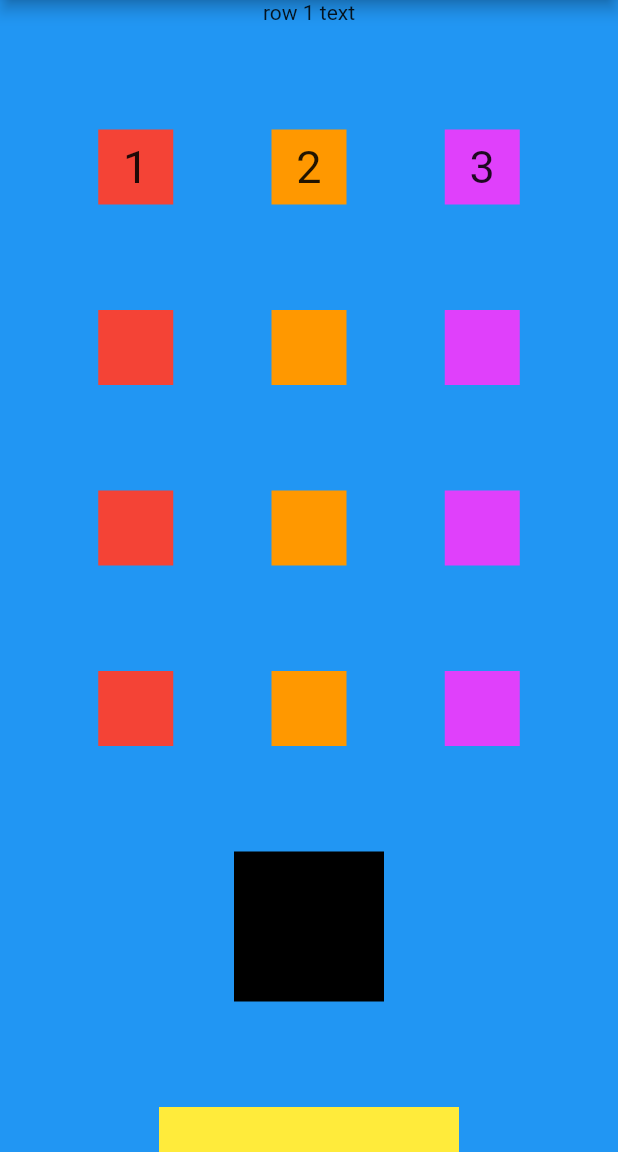
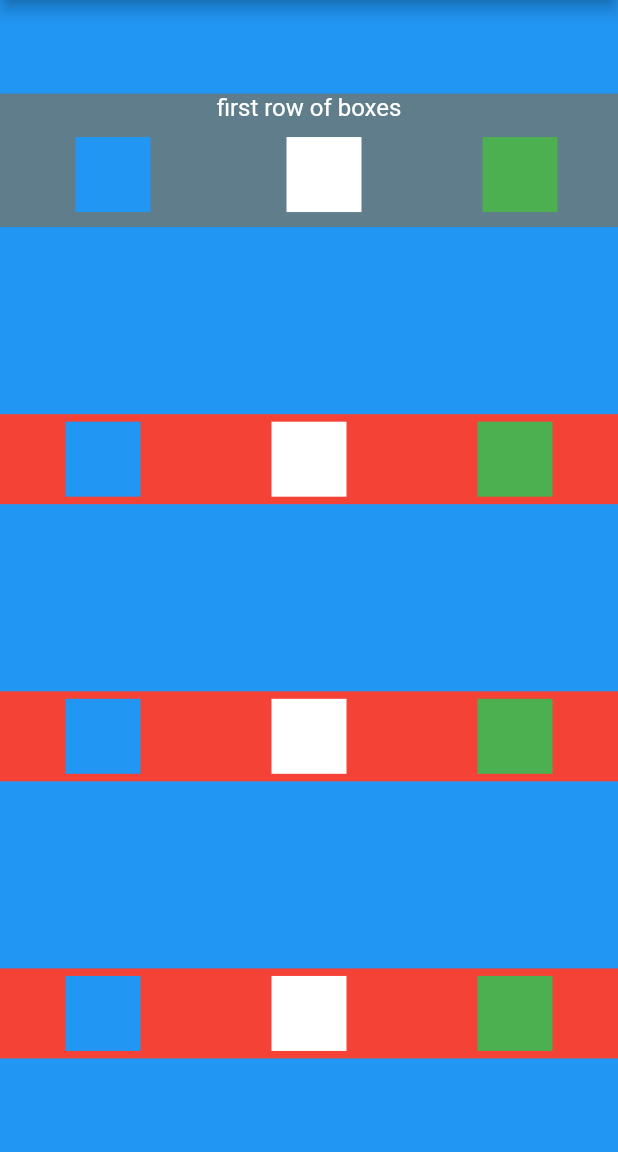
Before and after one commit to tdygert/rows_and_columns_exercise, a Flutter app: the screen it shows after launch, on a phone screen of 412 x 824 dp, the part 84-1236 px from its top. Run offline on Flutter 3.47's test engine with Material 2 defaults, Android fonts, the phone set to English and light mode, and no system bars.

Commit message:
each row is a column with two rows to allow line of text followed by a line of three boxes

```diff
--- a/lib/main.dart
+++ b/lib/main.dart
@@ -1,3 +1,4 @@
+//import 'package:flutter/cupertino.dart';
 import 'package:flutter/cupertino.dart';
 import 'package:flutter/material.dart';
 
@@ -18,125 +19,130 @@ class MyApp extends StatelessWidget {
         ),
         body: SafeArea(
           child: Column(
-            mainAxisAlignment: MainAxisAlignment.spaceBetween,
+            mainAxisAlignment: MainAxisAlignment.spaceAround,
+            children: <Widget>[
+              SizedBox(
+                width: double.infinity,
+                // height: 60,
+                child: DecoratedBox(
+                    decoration: BoxDecoration(color: Colors.blueGrey),
+                    child: Column(
                       children: <Widget>[
                         Row(
                           mainAxisAlignment: MainAxisAlignment.center,
                           children: <Widget>[
                             Container(
-                    child: Text(
-                      'row 1 text',
-                    ),
-                  )
-                ],
-              ),
-              Row(
-                mainAxisAlignment: MainAxisAlignment.spaceEvenly,
-                children: <Widget>[
-                  Container(
-                    color: Colors.red,
-                    height: 50,
-                    width: 50,
                               child: Center(
                                 child: Text(
-                        '1',
-                        style: TextStyle(fontSize: 30),
-                      ),
-                    ),
-                  ),
-                  Container(
-                    color: Colors.orange,
-                    height: 50,
-                    width: 50,
-                    child: Center(
-                      child: Text(
-                        '2',
-                        style: TextStyle(fontSize: 30),
-                      ),
-                    ),
-                  ),
-                  Container(
-                    color: Colors.purpleAccent,
-                    height: 50,
-                    width: 50,
-                    child: Center(
-                      child: Text(
-                        '3',
-                        style: TextStyle(fontSize: 30),
+                                  'first row of boxes',
+                                  style: TextStyle(
+                                      fontSize: 16, color: Colors.white),
                                 ),
                               ),
                             )
                           ],
                         ),
                         Row(
-                mainAxisAlignment: MainAxisAlignment.spaceEvenly,
+                          mainAxisAlignment: MainAxisAlignment.spaceAround,
                           children: <Widget>[
                             Container(
-                    color: Colors.red,
+                              margin: EdgeInsets.all(10),
                               height: 50,
                               width: 50,
+                              color: Colors.blue,
                             ),
                             Container(
-                    color: Colors.orange,
                               height: 50,
                               width: 50,
+                              color: Colors.white,
                             ),
                             Container(
-                    color: Colors.purpleAccent,
                               height: 50,
                               width: 50,
-                  )
+                              color: Colors.green,
+                            ),
                           ],
                         ),
-              Row(
-                mainAxisAlignment: MainAxisAlignment.spaceEvenly,
+                      ],
+                    )),
+              ),
+              SizedBox(
+                width: double.infinity,
+                height: 60,
+                child: DecoratedBox(
+                    decoration: BoxDecoration(color: Colors.red),
+                    child: Row(
+                      mainAxisAlignment: MainAxisAlignment.spaceAround,
                       children: <Widget>[
                         Container(
-                    color: Colors.red,
                           height: 50,
                           width: 50,
+                          color: Colors.blue,
                         ),
                         Container(
-                    color: Colors.orange,
                           height: 50,
                           width: 50,
+                          color: Colors.white,
                         ),
                         Container(
-                    color: Colors.purpleAccent,
                           height: 50,
                           width: 50,
-                  )
+                          color: Colors.green,
+                        ),
                       ],
+                    )),
               ),
-              Row(
-                mainAxisAlignment: MainAxisAlignment.spaceEvenly,
+              SizedBox(
+                width: double.infinity,
+                height: 60,
+                child: DecoratedBox(
+                    decoration: BoxDecoration(color: Colors.red),
+                    child: Row(
+                      mainAxisAlignment: MainAxisAlignment.spaceAround,
                       children: <Widget>[
                         Container(
-                    color: Colors.red,
                           height: 50,
                           width: 50,
+                          color: Colors.blue,
                         ),
                         Container(
-                    color: Colors.orange,
                           height: 50,
                           width: 50,
+                          color: Colors.white,
                         ),
                         Container(
-                    color: Colors.purpleAccent,
                           height: 50,
                           width: 50,
-                  )
+                          color: Colors.green,
+                        ),
                       ],
+                    )),
+              ),
+              SizedBox(
+                width: double.infinity,
+                height: 60,
+                child: DecoratedBox(
+                    decoration: BoxDecoration(color: Colors.red),
+                    child: Row(
+                      mainAxisAlignment: MainAxisAlignment.spaceAround,
+                      children: <Widget>[
+                        Container(
+                          height: 50,
+                          width: 50,
+                          color: Colors.blue,
                         ),
                         Container(
-                height: 100,
-                width: 100,
-                color: Colors.black,
+                          height: 50,
+                          width: 50,
+                          color: Colors.white,
                         ),
                         Container(
-                height: 30,
-                width: 200,
-                color: Colors.yellow,
+                          height: 50,
+                          width: 50,
+                          color: Colors.green,
+                        ),
+                      ],
+                    )),
               ),
             ],
           ),
```
Lines whose indentation alone changed are shown as unchanged.
